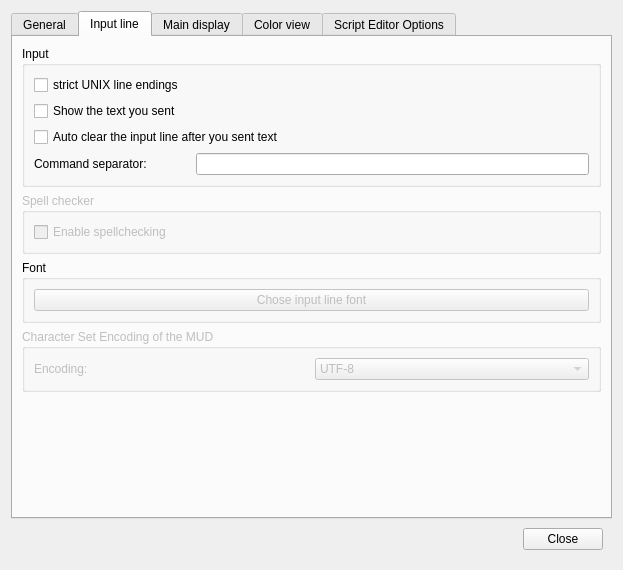
First picture: the form in src/ui/profile_preferences.ui, repository Mudlet/Mudlet, before the edit.
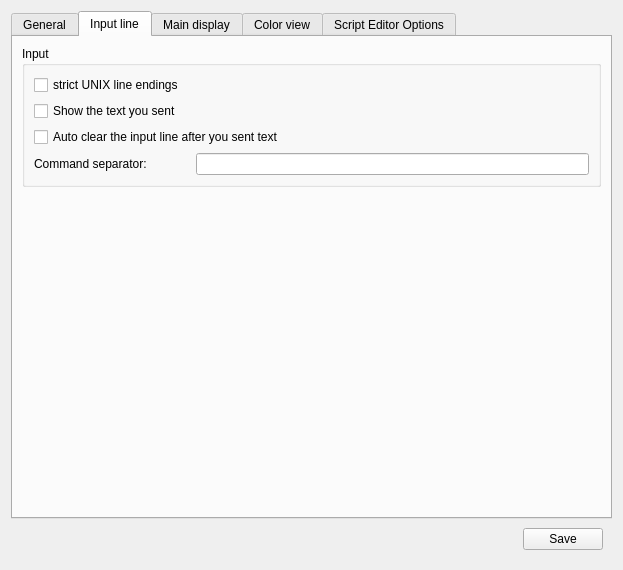
Second picture: the form after the edit. The open tabs and pages were chosen to show the change. Icons and pictures are not drawn.

```diff
--- a/src/ui/profile_preferences.ui
+++ b/src/ui/profile_preferences.ui
@@ -170,113 +170,6 @@
         </widget>
        </item>
        <item row="1" column="0">
-        <widget class="QGroupBox" name="groupBox_3">
-         <property name="enabled">
-          <bool>false</bool>
-         </property>
-         <property name="title">
-          <string>Spell checker</string>
-         </property>
-         <layout class="QVBoxLayout" name="verticalLayout_5">
-          <item>
-           <widget class="QCheckBox" name="enable_spellchecking_checkbox">
-            <property name="enabled">
-             <bool>false</bool>
-            </property>
-            <property name="text">
-             <string>Enable spellchecking</string>
-            </property>
-           </widget>
-          </item>
-         </layout>
-        </widget>
-       </item>
-       <item row="2" column="0">
-        <widget class="QGroupBox" name="groupBox_5">
-         <property name="title">
-          <string>Font</string>
-         </property>
-         <layout class="QGridLayout" name="gridLayout_14">
-          <item row="0" column="0">
-           <widget class="QPushButton" name="pushButton_command_line_font">
-            <property name="enabled">
-             <bool>false</bool>
-            </property>
-            <property name="text">
-             <string>Chose input line font</string>
-            </property>
-           </widget>
-          </item>
-         </layout>
-        </widget>
-       </item>
-       <item row="3" column="0">
-        <widget class="QGroupBox" name="groupBox_2">
-         <property name="enabled">
-          <bool>false</bool>
-         </property>
-         <property name="title">
-          <string>Character Set Encoding of the MUD</string>
-         </property>
-         <layout class="QGridLayout" name="gridLayout_7">
-          <item row="0" column="0">
-           <widget class="QLabel" name="label_17">
-            <property name="text">
-             <string>Encoding:</string>
-            </property>
-           </widget>
-          </item>
-          <item row="0" column="1">
-           <widget class="QComboBox" name="encoding_combobox">
-            <property name="enabled">
-             <bool>false</bool>
-            </property>
-            <item>
-             <property name="text">
-              <string>UTF-8</string>
-             </property>
-            </item>
-            <item>
-             <property name="text">
-              <string>ISO 8859-1</string>
-             </property>
-            </item>
-            <item>
-             <property name="text">
-              <string>ISO 8859-2</string>
-             </property>
-            </item>
-            <item>
-             <property name="text">
-              <string>ISO 8859-15</string>
-             </property>
-            </item>
-            <item>
-             <property name="text">
-              <string>KOI8-R</string>
-             </property>
-            </item>
-            <item>
-             <property name="text">
-              <string>ROMAN8</string>
-             </property>
-            </item>
-            <item>
-             <property name="text">
-              <string>Windows-1250</string>
-             </property>
-            </item>
-            <item>
-             <property name="text">
-              <string>Neues Element</string>
-             </property>
-            </item>
-           </widget>
-          </item>
-         </layout>
-        </widget>
-       </item>
-       <item row="4" column="0">
         <spacer name="verticalSpacer_2">
          <property name="orientation">
           <enum>Qt::Vertical</enum>
@@ -1251,7 +1144,7 @@
       <item>
        <widget class="QPushButton" name="closeButton">
         <property name="text">
-         <string>Close</string>
+         <string>Save</string>
         </property>
         <property name="icon">
          <iconset>
```
Left out of the diff: 52 changed lines with no effect on the pictures.
